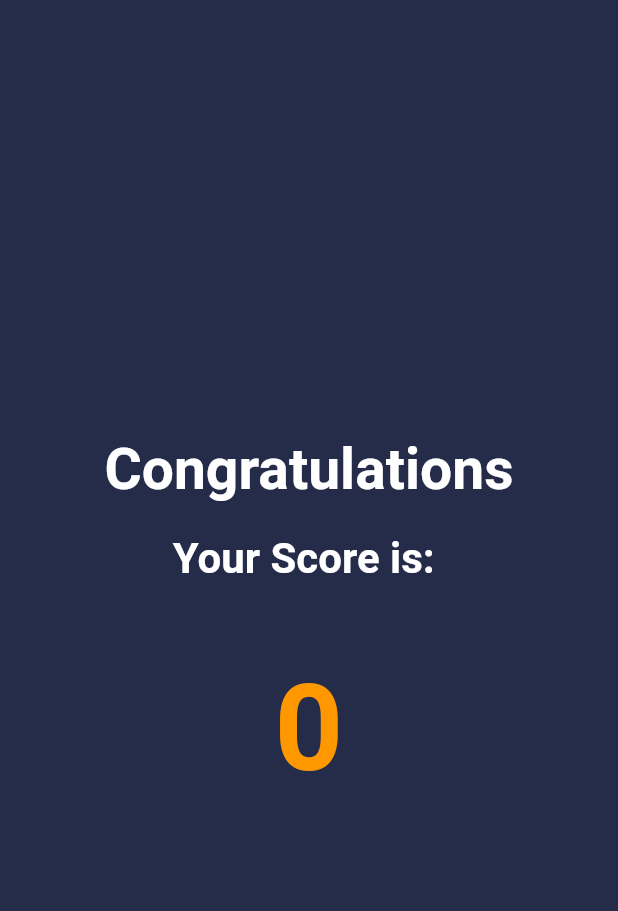
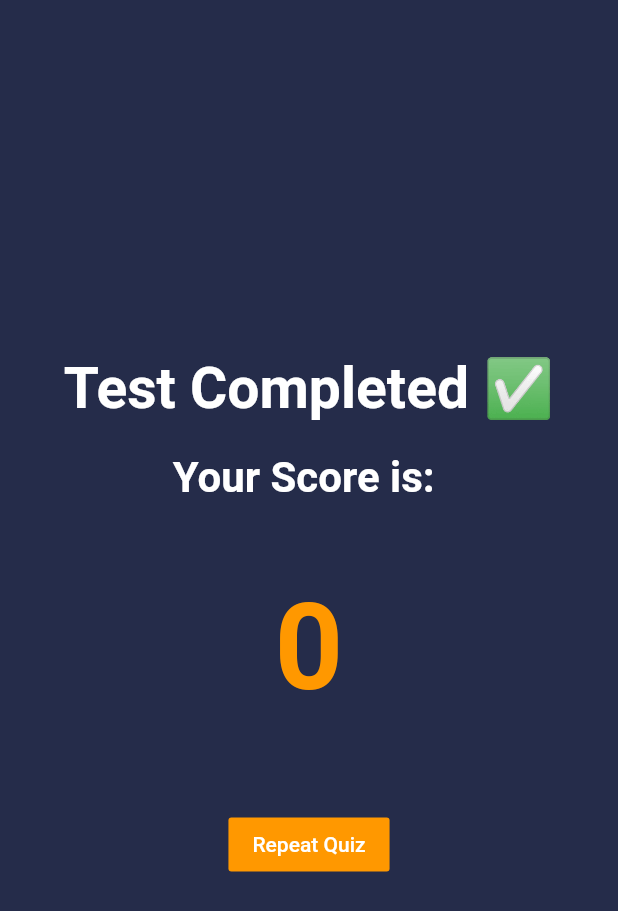
Before and after one commit to hashfx/quiz-app-flutter, a Flutter app: the ResultScreen screen opened directly with empty values, on a phone screen of 412 x 824 dp. Shown: the top 911 px of the screen. Run offline on Flutter 3.47's test engine with Material 2 defaults, Android fonts, the phone set to English and light mode, and no system bars.

Commit message:
UI button improvement

```diff
--- a/lib/screens/result_screen.dart
+++ b/lib/screens/result_screen.dart
@@ -1,6 +1,7 @@
 import 'package:flutter/material.dart';
 import 'package:flutter/src/foundation/key.dart';
 import 'package:flutter/src/widgets/framework.dart';
+import 'package:quiz_app/main.dart';
 
 class ResultScreen extends StatefulWidget {
   final int score;
@@ -23,7 +24,7 @@ class _ResultScreenState extends State<ResultScreen> {
               crossAxisAlignment: CrossAxisAlignment.center,
               children: [
                 Text(
-                  "Congratulations",
+                  "Test Completed ✅",
                   style: TextStyle(
                     color: Colors.white,
                     fontSize: 38.0,
@@ -47,6 +48,18 @@ class _ResultScreenState extends State<ResultScreen> {
                     fontSize: 80.0,
                     fontWeight: FontWeight.bold,
                   ),
+                ),
+                SizedBox(
+                  height: 60.0,
+                ),
+                MaterialButton(
+                  onPressed: () {
+                    Navigator.push(context, MaterialPageRoute(builder: (context) => HomePage()));
+                  },
+                  elevation: 0.0,
+                  color: Colors.orange,
+                  textColor: Colors.white,
+                  child: Text("Repeat Quiz"),
                 )
               ]),
         ));
```
Also changed, not shown: lib/main.dart (+7 -1 lines).
